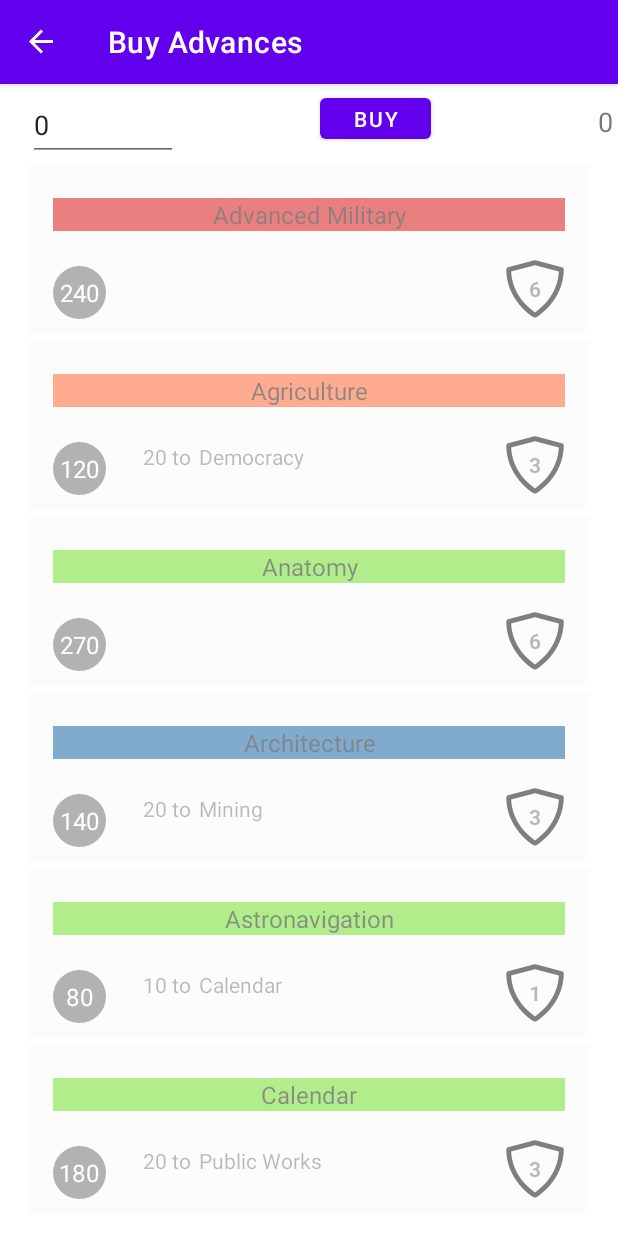
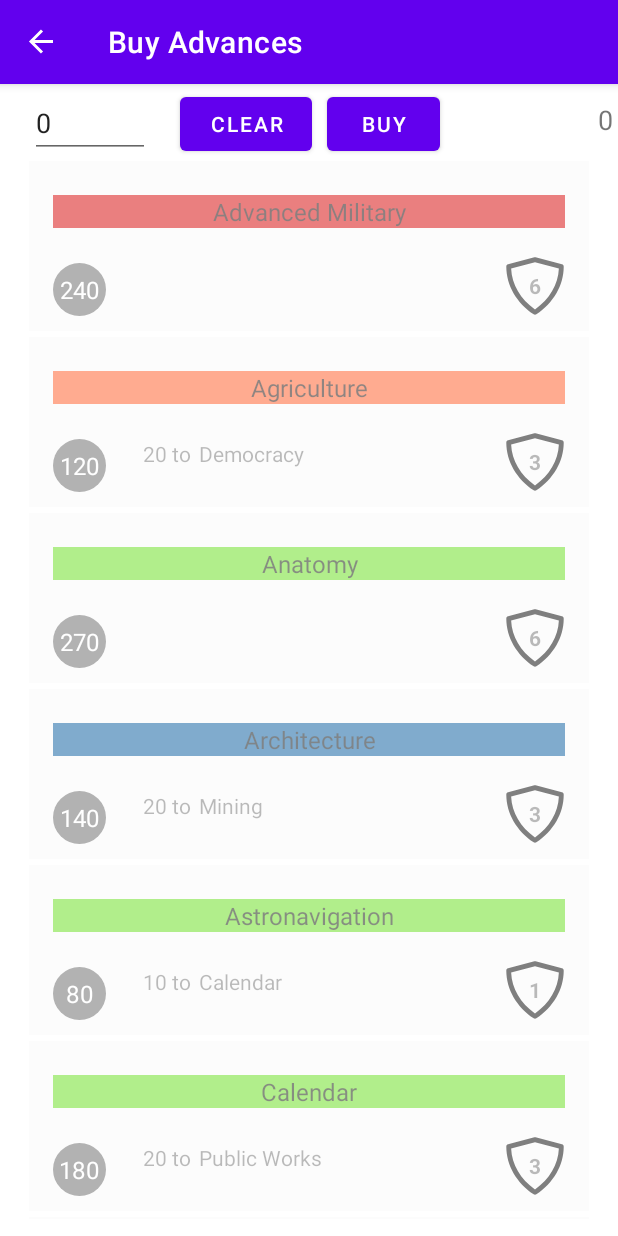
Before and after one commit to Tupsi/CivicHelper, an Android app: the AdvancesFragment screen opened through its navigation route, on a phone screen of 412 x 824 dp. Run offline under Robolectric (Android 15) with nearby library versions, the phone set to English and light mode, and no system bars; our stand-ins replace Room's generated code, navigation-ui; 8 statements that could not run were skipped.

Commit message:
- added button to clear selection during buy process.

```diff
--- a/app/src/main/java/org/tesira/mturba/civichelper/AdvancesFragment.java
+++ b/app/src/main/java/org/tesira/mturba/civichelper/AdvancesFragment.java
@@ -138,7 +138,17 @@ public class AdvancesFragment extends Fragment
             updateViews();
 //            mRecyclerView.setAdapter(mAdapter);
         });
-        mObserver = remaining -> {
+//        mObserver = remaining -> {
+//            Log.v("OBSERVER", "treasure remaining : " + remaining);
+//            if (AdvancesFragment.this.getContext() != null) {
+//                mRemainingText.setText(String.valueOf(remaining));
+//                if (tracker != null) {
+//                    updateViews();
+//                }
+//            }
+//        };
+
+        mCivicViewModel.getRemaining().observe(requireActivity(), remaining -> {
             Log.v("OBSERVER", "treasure remaining : " + remaining);
             if (AdvancesFragment.this.getContext() != null) {
                 mRemainingText.setText(String.valueOf(remaining));
@@ -146,9 +156,7 @@ public class AdvancesFragment extends Fragment
                     updateViews();
                 }
             }
-        };
-
-        mCivicViewModel.getRemaining().observe(requireActivity(), mObserver);
+        });
 //        mCivicViewModel.getRemaining().observe(requireActivity(), new Observer<Integer>() {
 //            @Override
 //            public void onChanged(Integer remaining) {
@@ -191,6 +199,11 @@ public class AdvancesFragment extends Fragment
         binding.btnBuy.setOnClickListener(v -> {
             buyAdvances();
 //            Navigation.findNavController(v).popBackStack();
+        });
+        binding.btnClear.setOnClickListener(v -> {
+            if (tracker != null) {
+                tracker.clearSelection();
+            }
         });
         myItemKeyProvider = new MyItemKeyProvider<String>(ItemKeyProvider.SCOPE_MAPPED, listCivics, mCivicViewModel);
         tracker = new SelectionTracker.Builder<>(
--- a/app/src/main/res/layout/fragment_advances.xml
+++ b/app/src/main/res/layout/fragment_advances.xml
@@ -11,13 +11,13 @@
 
     <EditText
         android:id="@+id/treasure"
-        android:layout_width="100dp"
-        android:layout_height="wrap_content"
+        android:layout_width="80dp"
+        android:layout_height="46dp"
         android:ems="3"
         android:hint="@string/money"
         android:inputType="phone"
+        android:minHeight="48dp"
         android:selectAllOnFocus="true"
-        android:minHeight="48dp"
         app:layout_constraintBottom_toTopOf="@+id/list"
         app:layout_constraintEnd_toEndOf="parent"
         app:layout_constraintHorizontal_bias="0.051"
@@ -57,13 +57,22 @@
 
     <Button
         android:id="@+id/btnBuy"
-        android:layout_width="74dp"
-        android:layout_height="39dp"
-        android:layout_marginStart="43dp"
-        android:layout_marginEnd="60dp"
+        android:layout_width="75dp"
+        android:layout_height="48dp"
+        android:layout_marginStart="10dp"
         android:text="Buy"
-        app:layout_constraintEnd_toStartOf="@+id/moneyleft"
+        app:layout_constraintBottom_toBottomOf="@+id/btnClear"
+        app:layout_constraintStart_toEndOf="@+id/btnClear"
+        app:layout_constraintTop_toTopOf="@+id/btnClear" />
+
+    <Button
+        android:id="@+id/btnClear"
+        android:layout_width="wrap_content"
+        android:layout_height="48dp"
+        android:layout_marginStart="20dp"
+        android:text="Clear"
+        app:layout_constraintBottom_toBottomOf="@+id/treasure"
         app:layout_constraintStart_toEndOf="@+id/treasure"
-        app:layout_constraintTop_toTopOf="parent" />
+        app:layout_constraintTop_toTopOf="@+id/treasure" />
 
 </androidx.constraintlayout.widget.ConstraintLayout>
```
